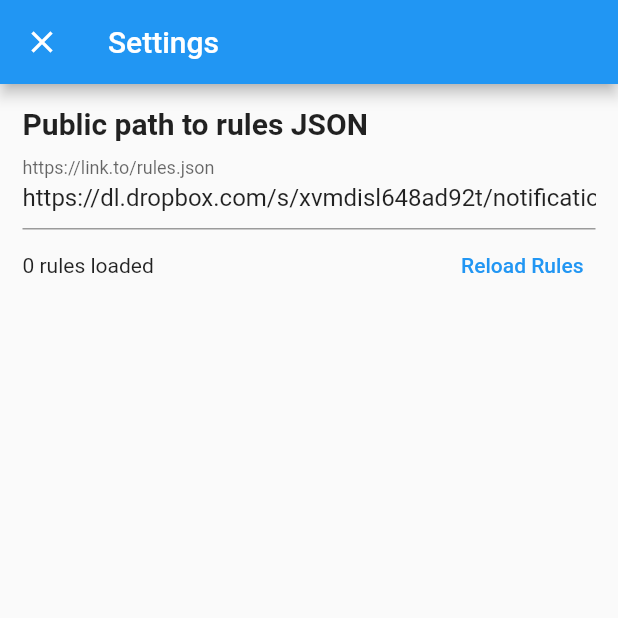
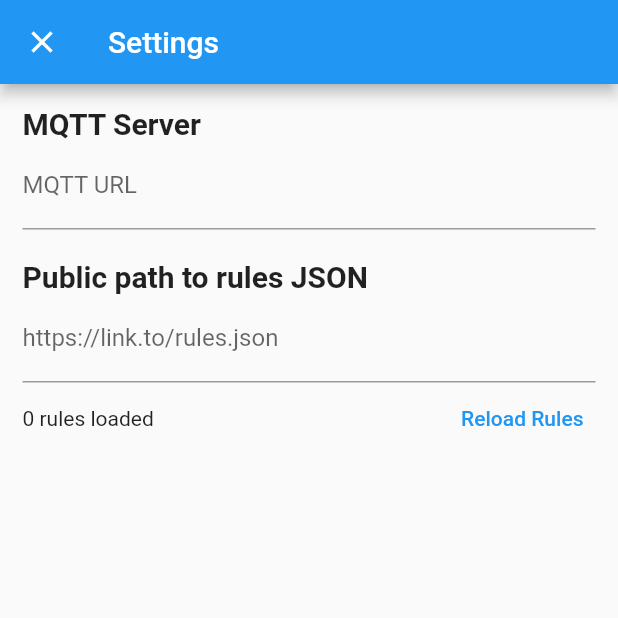
Before and after one commit to wilkinnh/push_notification_to_mqtt, a Flutter app: the screen it shows after launch, after a tap on the "settings" icon, on a phone screen of 412 x 824 dp, the top half of it. Run offline on Flutter 3.47's test engine with Material 2 defaults, Android fonts, the light colour scheme and no system bars; our stand-ins replace built_collection, built_value, shared_preferences; missing offline and left inert: device_apps, mqtt_client, notifier_listener.

Commit message:
fix issue saving settings to preferences

```diff
--- a/lib/console_log_list.dart
+++ b/lib/console_log_list.dart
@@ -13,10 +13,10 @@ class ConsoleLogList extends StatefulWidget {
 
 class _ConsoleLogListState extends State<ConsoleLogList> {
   void clearConsoleLog(BuildContext context) {
+    final dataManager = Provider.of<DataManager>(context);
     showDialog(
       context: context,
       builder: (BuildContext context) {
-        final dataManager = Provider.of<DataManager>(context);
         return AlertDialog(
           title: const Text('Clear Console Log?'),
           content: const Text('This action cannot be undone.'),
@@ -73,10 +73,10 @@ class _ConsoleLogListState extends State<ConsoleLogList> {
             padding: const EdgeInsets.symmetric(vertical: 5, horizontal: 15),
             child: Text('${dataManager.rules.length} rule${dataManager.rules.length == 1 ? '' : 's'} loaded'),
           ),
-          Padding(
-            padding: const EdgeInsets.symmetric(vertical: 5, horizontal: 15),
-            child: Text('${dataManager.consoleOutput.length} console output'),
-          ),
+//          Padding(
+//            padding: const EdgeInsets.symmetric(vertical: 5, horizontal: 15),
+//            child: Text('${dataManager.consoleOutput.length} console output'),
+//          ),
           const Divider(height: 1),
           SingleChildScrollView(
             child: Table(
--- a/lib/model/data_manager.dart
+++ b/lib/model/data_manager.dart
@@ -15,12 +15,14 @@ import 'notification_mqtt_rule.dart';
 import 'notification.dart' as DataModel;
 import 'console_output.dart';
 
-enum SharedPreferenceKey { rulesURL }
+enum SharedPreferenceKey { rulesURL, mqttServerURL }
 
 class DataManager with ChangeNotifier {
-  String? rulesURL = 'https://dl.dropbox.com/s/xvmdisl648ad92t/notification_mqtt_rules.json?dl=0';
   List<NotificationMQTTRule> rules = [];
   List<ConsoleOutput> consoleOutput = [];
+
+  String? _rulesURL;
+  String? _mqttServerURL;
 
   final http.Client _client = http.Client();
   AndroidNotificationListener? _notifications;
@@ -33,7 +35,6 @@ class DataManager with ChangeNotifier {
     _loadSettings();
     _loadApps();
     _startMQTTServerClient();
-    reloadRules();
     _startRemoteNotificationListener();
 
     Timer.periodic(const Duration(hours: 1), (timer) {
@@ -43,11 +44,16 @@ class DataManager with ChangeNotifier {
 
   Future<void> _loadSettings() async {
     SharedPreferences prefs = await SharedPreferences.getInstance();
+    final loadedMQTTServerURL = prefs.getString(SharedPreferenceKey.mqttServerURL.toString());
+    if (loadedMQTTServerURL != null) {
+      _mqttServerURL = loadedMQTTServerURL;
+    }
     final loadedRulesURL = prefs.getString(SharedPreferenceKey.rulesURL.toString());
     if (loadedRulesURL != null) {
-      rulesURL = loadedRulesURL;
-      notifyListeners();
+      _rulesURL = loadedRulesURL;
+      reloadRules();
     }
+    notifyListeners();
   }
 
   Future<void> _loadApps() async {
@@ -57,6 +63,34 @@ class DataManager with ChangeNotifier {
         apps.map<ApplicationWithIcon>((app) => app as ApplicationWithIcon).toList();
     _apps = appsWithIcons;
     notifyListeners();
+  }
+
+  // Getters/Setters
+
+  String? get rulesURL {
+    return _rulesURL;
+  }
+
+  set rulesURL(String? rulesURL) {
+    _rulesURL = rulesURL;
+    if (rulesURL != null) {
+      SharedPreferences.getInstance().then((prefs) {
+        prefs.setString(SharedPreferenceKey.rulesURL.toString(), rulesURL);
+      });
+    }
+  }
+
+  String? get mqttServerURL {
+    return _mqttServerURL;
+  }
+
+  set mqttServerURL(String? mqttServerURL) {
+    _mqttServerURL = mqttServerURL;
+    if (mqttServerURL != null) {
+      SharedPreferences.getInstance().then((prefs) {
+        prefs.setString(SharedPreferenceKey.mqttServerURL.toString(), mqttServerURL);
+      });
+    }
   }
 
   // Reload rules
@@ -92,7 +126,12 @@ class DataManager with ChangeNotifier {
   // MQTT
 
   Future<void> _startMQTTServerClient() async {
-    final client = MqttServerClient('homeassistant.local', '');
+    if (mqttServerURL == null) {
+      print('MQTT server url undefined');
+      return;
+    }
+
+    final client = MqttServerClient(mqttServerURL!, '');
 
     /// Set the correct MQTT protocol for mosquito
     client.logging(on: false);
@@ -130,6 +169,14 @@ class DataManager with ChangeNotifier {
   }
 
   Future<void> _publishMQTTMessage(DataModel.Notification notification, NotificationMQTTRule parser) async {
+    if (_mqttServerClient == null) {
+      await _startMQTTServerClient();
+      if (_mqttServerClient == null) {
+        print('unable to start MQTT client');
+        return;
+      }
+    }
+
     final builder = MqttClientPayloadBuilder();
 
     if (parser.dataRegex != null) {
@@ -189,7 +236,9 @@ class DataManager with ChangeNotifier {
       final textMatch = regex.firstMatch(notification.text)?.group(0);
       final messageMatch = regex.firstMatch(notification.message)?.group(0);
       // check if first match equals the regexMatch
-      if (textMatch == notificationRule.regexMatch || messageMatch == notificationRule.regexMatch) {
+      if (textMatch == notificationRule.regexMatch ||
+          messageMatch == notificationRule.regexMatch ||
+          notificationRule.regexMatch == null) {
         if (textMatch != null) {
           logConsoleOutput(notification.packageName,
               'Notification regex match in text: ${notificationRule.regexMatch} in ${notificationRule.regex}');
--- a/lib/settings.dart
+++ b/lib/settings.dart
@@ -11,19 +11,23 @@ class Settings extends StatefulWidget {
 }
 
 class _SettingsState extends State<Settings> {
-  final textEditingController = TextEditingController();
+  final mqttServerEditingController = TextEditingController();
+  final rulesURLEditingController = TextEditingController();
 
   void dispose() {
-    // Clean up the controller when the widget is removed from the widget tree.
-    textEditingController.dispose();
+    mqttServerEditingController.dispose();
+    rulesURLEditingController.dispose();
     super.dispose();
   }
 
   @override
   Widget build(BuildContext context) {
     final dataManager = Provider.of<DataManager>(context, listen: false);
-    if (textEditingController.text.isEmpty && dataManager.rulesURL != null) {
-      textEditingController.text = dataManager.rulesURL!;
+    if (mqttServerEditingController.text.isEmpty && dataManager.mqttServerURL != null) {
+      mqttServerEditingController.text = dataManager.mqttServerURL!;
+    }
+    if (rulesURLEditingController.text.isEmpty && dataManager.rulesURL != null) {
+      rulesURLEditingController.text = dataManager.rulesURL!;
     }
     return Scaffold(
       appBar: AppBar(
@@ -43,6 +47,38 @@ class _SettingsState extends State<Settings> {
               const TableRow(
                 children: [
                   Text(
+                    'MQTT Server',
+                    style: TextStyle(
+                      fontWeight: FontWeight.bold,
+                      fontSize: 20,
+                    ),
+                  ),
+                ],
+              ),
+              TableRow(
+                children: [
+                  Padding(
+                    padding: const EdgeInsets.only(bottom: 20),
+                    child: TextField(
+                      controller: mqttServerEditingController,
+                      keyboardType: TextInputType.url,
+                      autocorrect: false,
+                      enableSuggestions: false,
+                      textInputAction: TextInputAction.done,
+                      decoration: const InputDecoration(
+                        border: UnderlineInputBorder(),
+                        labelText: 'MQTT URL',
+                      ),
+                      onSubmitted: (value) {
+                        dataManager.mqttServerURL = mqttServerEditingController.text;
+                      },
+                    ),
+                  ),
+                ],
+              ),
+              const TableRow(
+                children: [
+                  Text(
                     'Public path to rules JSON',
                     style: TextStyle(
                       fontWeight: FontWeight.bold,
@@ -54,7 +90,7 @@ class _SettingsState extends State<Settings> {
               TableRow(
                 children: [
                   TextField(
-                    controller: textEditingController,
+                    controller: rulesURLEditingController,
                     keyboardType: TextInputType.url,
                     autocorrect: false,
                     enableSuggestions: false,
@@ -64,7 +100,7 @@ class _SettingsState extends State<Settings> {
                       labelText: 'https://link.to/rules.json',
                     ),
                     onSubmitted: (value) {
-                      dataManager.rulesURL = textEditingController.text;
+                      dataManager.rulesURL = rulesURLEditingController.text;
                       dataManager.reloadRules();
                     },
                   ),
@@ -108,7 +144,13 @@ class _SettingsState extends State<Settings> {
                                 style: const TextStyle(
                                   fontSize: 12,
                                 ),
-                              )
+                              ),
+                              Text(
+                                rule.packageName,
+                                style: const TextStyle(
+                                  fontSize: 12,
+                                ),
+                              ),
                             ],
                             crossAxisAlignment: CrossAxisAlignment.start,
                           ),
```
